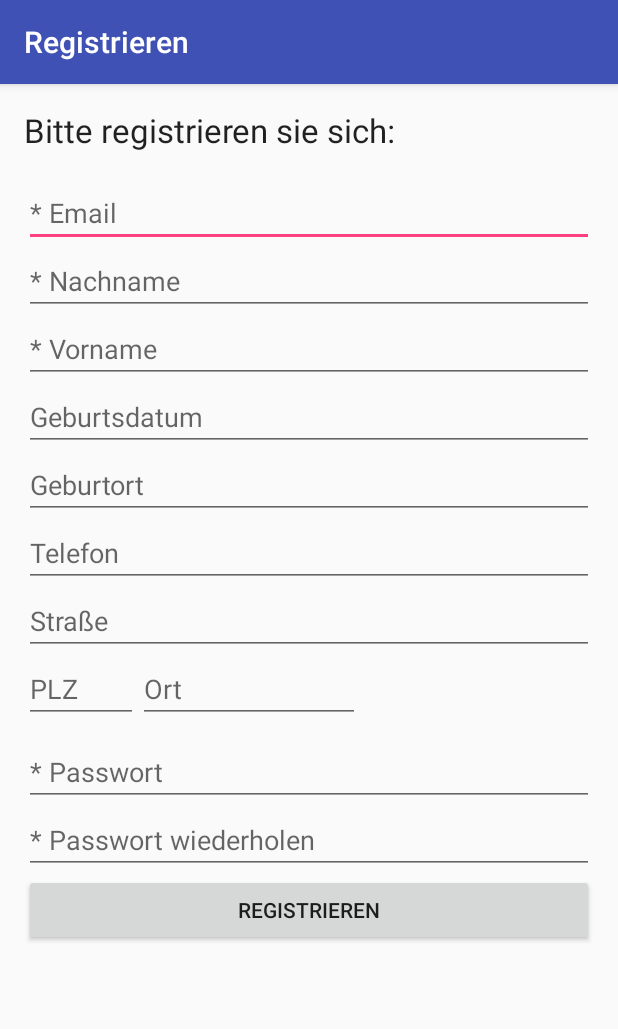
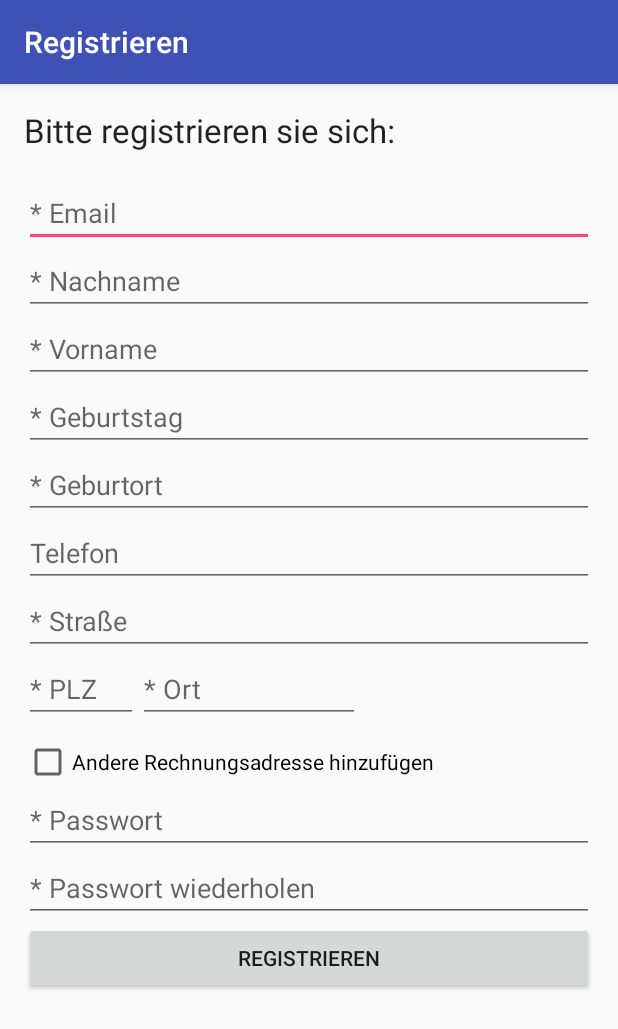
Before and after one commit to Benzolitz/FHDW.Hotel.Android, an Android app: the Register screen opened directly, with no data from a screen before it, on a phone screen of 412 x 824 dp. Shown: the top 1029 px of the screen. Run offline under Robolectric (Android 15) with nearby library versions, the phone set to English and light mode, and no system bars.

Commit message:
Register - Birthday now Calendar - added Billingaddress

```diff
--- a/app/src/main/java/fhdw/hotel/Activity/Register.java
+++ b/app/src/main/java/fhdw/hotel/Activity/Register.java
@@ -1,18 +1,25 @@
 package fhdw.hotel.Activity;
 
+import android.app.DatePickerDialog;
 import android.content.Intent;
 import android.os.Bundle;
+import android.support.annotation.NonNull;
 import android.support.v7.app.AlertDialog;
 import android.support.v7.app.AppCompatActivity;
 import android.view.MenuItem;
 import android.view.View;
+import android.widget.CheckBox;
+import android.widget.CompoundButton;
+import android.widget.DatePicker;
 import android.widget.EditText;
+import android.widget.LinearLayout;
 
 import com.google.gson.Gson;
 import com.google.gson.reflect.TypeToken;
 
 import java.text.ParseException;
 import java.text.SimpleDateFormat;
+import java.util.Calendar;
 import java.util.Locale;
 
 import fhdw.hotel.BLL.Async.IListener.IAsyncGuestListener;
@@ -40,6 +47,11 @@ public class Register extends AppCompatActivity implements IAsyncGuestListener {
     private EditText txtContactCity;
     private EditText txtContactPostalcode;
 
+    private CheckBox cbAddBillingAddress;
+    private LinearLayout llBillingAddress;
+    private EditText txtBillingStreet;
+    private EditText txtBillingPostalcode;
+    private EditText txtBillingCity;
 
     /**
      * @param savedInstanceState
@@ -63,10 +75,56 @@ public class Register extends AppCompatActivity implements IAsyncGuestListener {
         txtContactCity = (EditText) findViewById(R.id.txtContactCity);
         txtContactPostalcode = (EditText) findViewById(R.id.txtPostlcode);
 
+        llBillingAddress = (LinearLayout) findViewById(R.id.llBillingAddress);
+        txtBillingStreet = (EditText) findViewById(R.id.txtBillingStreet);
+        txtBillingPostalcode = (EditText) findViewById(R.id.txtBillingPostalcode);
+        txtBillingCity = (EditText) findViewById(R.id.txtBillingCity);
+
+        cbAddBillingAddress = (CheckBox) findViewById(R.id.cbAddBillingAddress);
+        cbAddBillingAddress.setOnCheckedChangeListener(ShowBillingAdress());
+
         gson = new Gson();
         String currentBookingString = (String) getIntent().getSerializableExtra(IntentExtraName);
         currentBooking = gson.fromJson(currentBookingString, new TypeToken<CurrentBooking>() {
         }.getType());
+    }
+
+
+    /**
+     * Show the Datepicker and set the selected date into the birthday textbox.
+     *
+     * @param view
+     */
+    public void getDate(View view) {
+        showDatePicker(txtBirthday);
+    }
+
+    /**
+     * @param txtDate
+     */
+    private void showDatePicker(final EditText txtDate) {
+        Calendar calendar = Calendar.getInstance();
+        new DatePickerDialog(this, new DatePickerDialog.OnDateSetListener() {
+            public void onDateSet(DatePicker view, int year, int monthOfYear, int dayOfMonth) {
+                Calendar newDate = Calendar.getInstance();
+                newDate.set(year, monthOfYear, dayOfMonth);
+                txtDate.setText(dateFormatter.format(newDate.getTime()));
+            }
+        }, calendar.get(Calendar.YEAR), calendar.get(Calendar.MONTH), calendar.get(Calendar.DAY_OF_MONTH)).show();
+    }
+    @NonNull
+    private CheckBox.OnCheckedChangeListener ShowBillingAdress() {
+        return new CheckBox.OnCheckedChangeListener() {
+            @Override
+            public void onCheckedChanged(CompoundButton buttonView, boolean isChecked) {
+                if (isChecked) {
+                    llBillingAddress.setVisibility(View.VISIBLE);
+                }
+                if (!isChecked) {
+                    llBillingAddress.setVisibility(View.GONE);
+                }
+            }
+        };
     }
 
     public void RegisterNewUser(View v) throws ParseException {
--- a/app/src/main/java/fhdw/hotel/BLL/RestService.java
+++ b/app/src/main/java/fhdw/hotel/BLL/RestService.java
@@ -20,7 +20,8 @@ import java.util.ArrayList;
 
 public class RestService {
     // private static String serverUrl = "http://192.168.2.104:35588/api/";
-    private static String serverUrl = "http://192.168.178.30:35588/api/";
+    // private static String serverUrl = "http://192.168.178.30:35588/api/";
+    private static String serverUrl = "http://192.168.43.125:35588/api/";
 
     // region Web-Methods
     public static String Get(String p_controller, ArrayList<Pair<String, String>> p_urlParameters) throws IOException {
--- a/app/src/main/res/layout/activity_register.xml
+++ b/app/src/main/res/layout/activity_register.xml
@@ -58,7 +58,9 @@
             android:layout_height="wrap_content"
             android:layout_alignParentStart="true"
             android:layout_below="@+id/txtFirstname"
-            android:hint="@string/prompt_birthdate"
+            android:focusable="false"
+            android:onClick="getDate"
+            android:hint="* Geburtstag"
             android:inputType="date" />
 
         <EditText
@@ -67,7 +69,7 @@
             android:layout_height="wrap_content"
             android:layout_alignParentStart="true"
             android:layout_below="@+id/txtBirthday"
-            android:hint="Geburtort"
+            android:hint="* Geburtort"
             android:inputType="text" />
 
         <EditText
@@ -85,7 +87,7 @@
             android:layout_height="wrap_content"
             android:layout_alignParentStart="true"
             android:layout_below="@+id/txtTelephone"
-            android:hint="Straße"
+            android:hint="* Straße"
             android:inputType="text" />
 
 
@@ -103,7 +105,7 @@
                 android:layout_height="wrap_content"
                 android:layout_alignTop="@+id/ll_town_plz"
                 android:layout_centerHorizontal="true"
-                android:hint="@string/prompt_plz"
+                android:hint="* PLZ"
                 android:inputType="number" />
 
             <EditText
@@ -111,10 +113,59 @@
                 android:layout_width="148dp"
                 android:layout_height="wrap_content"
                 android:layout_centerHorizontal="true"
-                android:hint="@string/prompt_city"
+                android:hint="* Ort"
                 android:inputType="text" />
 
         </LinearLayout>
+
+        <CheckBox
+            android:id="@+id/cbAddBillingAddress"
+            android:layout_width="wrap_content"
+            android:layout_height="wrap_content"
+            android:layout_below="@id/ll_town_plz"
+            android:text="@string/prompt_show_billing_adr" />
+        <!-- invisible content-->
+        <LinearLayout
+            android:id="@+id/llBillingAddress"
+            android:layout_width="match_parent"
+            android:layout_height="wrap_content"
+            android:layout_below="@id/cbAddBillingAddress"
+            android:orientation="vertical"
+            android:visibility="gone">
+
+
+            <EditText
+                android:id="@+id/txtBillingStreet"
+                android:layout_width="match_parent"
+                android:layout_height="wrap_content"
+                android:hint="@string/prompt_street"
+                android:inputType="text"
+                android:maxLines="1"
+                android:singleLine="true" />
+
+
+            <EditText
+                android:id="@+id/txtBillingPostalcode"
+                android:layout_width="match_parent"
+                android:layout_height="wrap_content"
+                android:hint="@string/prompt_plz"
+                android:inputType="number"
+                android:maxLines="1"
+                android:singleLine="true" />
+
+
+            <EditText
+                android:id="@+id/txtBillingCity"
+                android:layout_width="match_parent"
+                android:layout_height="wrap_content"
+                android:hint="@string/prompt_city"
+                android:inputType="text"
+                android:maxLines="1"
+                android:singleLine="true" />
+
+
+        </LinearLayout>
+        <!-- Invisible content end -->
 
         <EditText
             android:id="@+id/txtPassword"
@@ -122,7 +173,7 @@
             android:layout_height="wrap_content"
             android:layout_alignParentEnd="true"
             android:layout_alignParentStart="true"
-            android:layout_below="@+id/ll_town_plz"
+            android:layout_below="@+id/llBillingAddress"
             android:hint="@string/prompt_password"
             android:inputType="textPassword" />
 
```
